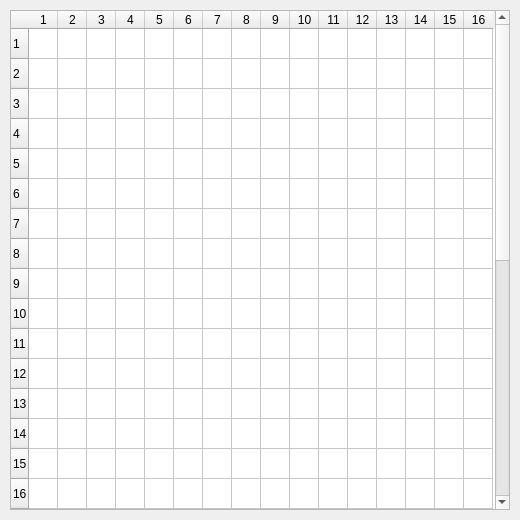
Before: the Qt Designer form MT589/romwindow.ui in devborz/mt589-simulator, drawn with Qt 5.
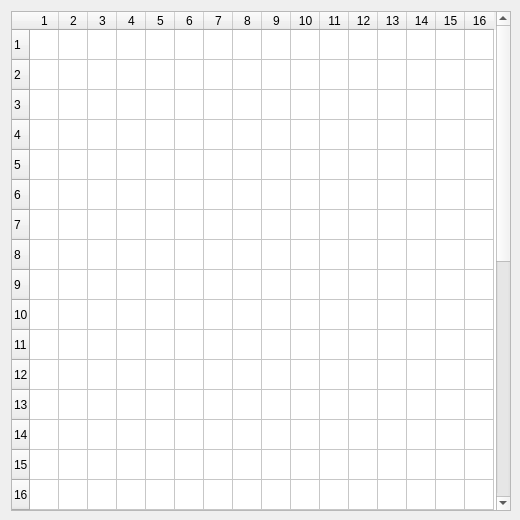
After: the same form once the commit is applied.

What changed in the file:
```diff
--- a/MT589/romwindow.ui
+++ b/MT589/romwindow.ui
@@ -16,36 +16,18 @@
     <height>520</height>
    </size>
   </property>
-  <property name="maximumSize">
-   <size>
-    <width>520</width>
-    <height>520</height>
-   </size>
-  </property>
   <property name="windowTitle">
    <string>ROM</string>
   </property>
+  <layout class="QVBoxLayout" name="verticalLayout_2">
+   <item>
   <widget class="QTableWidget" name="tableWidget">
-   <property name="geometry">
-    <rect>
-     <x>10</x>
-     <y>10</y>
-     <width>500</width>
-     <height>500</height>
-    </rect>
-   </property>
    <property name="minimumSize">
     <size>
      <width>500</width>
      <height>500</height>
     </size>
    </property>
-   <property name="maximumSize">
-    <size>
-     <width>500</width>
-     <height>500</height>
-    </size>
-   </property>
    <property name="editTriggers">
     <set>QAbstractItemView::NoEditTriggers</set>
    </property>
@@ -118,6 +100,8 @@
     </property>
    </item>
   </widget>
+   </item>
+  </layout>
  </widget>
  <resources/>
  <connections/>
```
Lines whose indentation alone changed are shown as unchanged.
